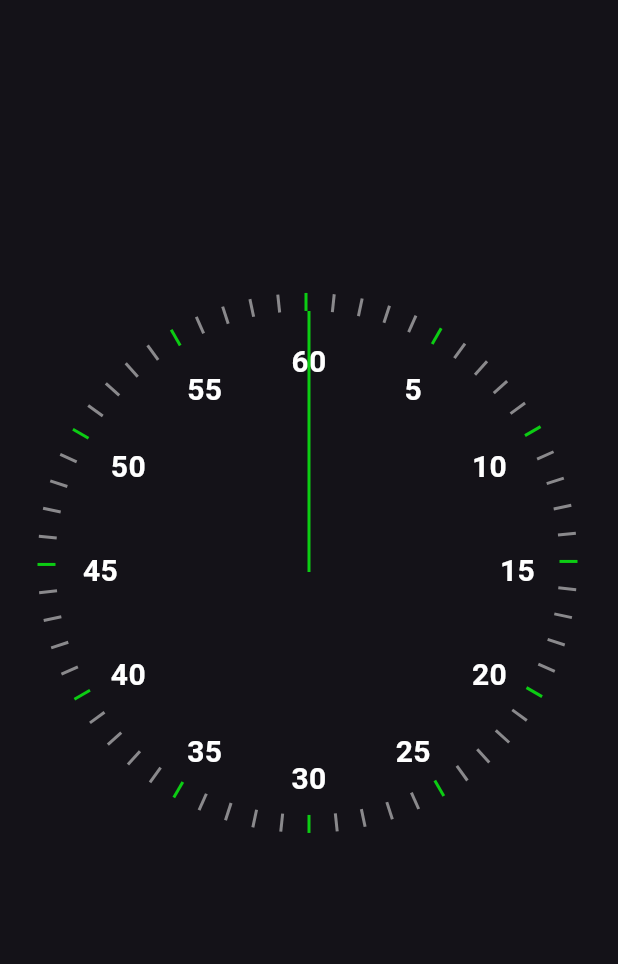
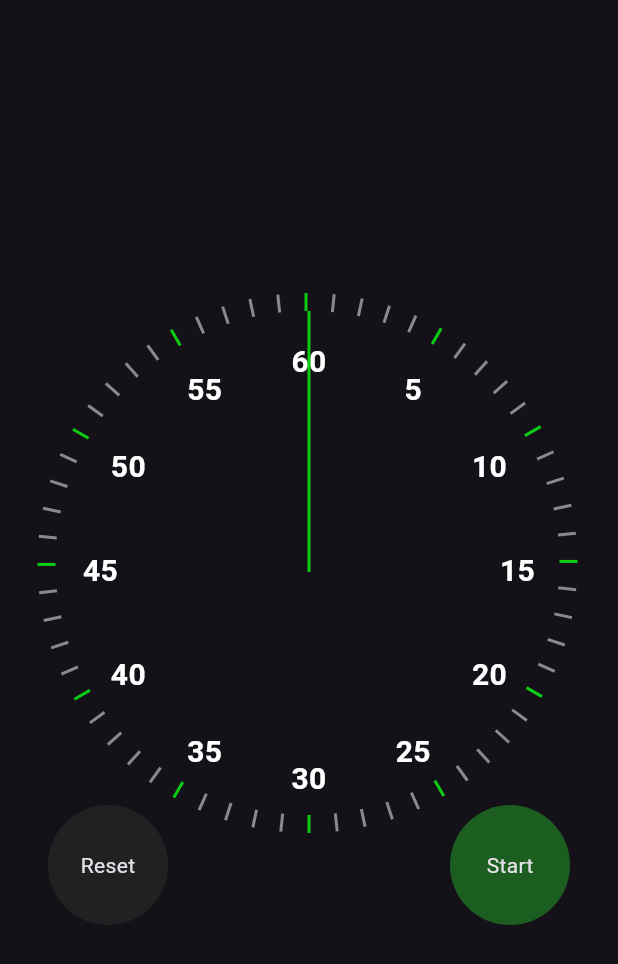
Before and after one commit to BenAuerDev/flutter_stopwatch, a Flutter app: the screen it shows after launch, on a phone screen of 412 x 824 dp. Shown: the top 964 px of the screen. Run offline on Flutter 3.47's test engine with Material 3 defaults, Android fonts, the phone set to English and light mode, and no system bars; our stand-ins replace hooks_riverpod.

Commit message:
add control buttons

```diff
--- /dev/null
+++ b/lib/src/stopwatch/buttons/reset_button.dart
@@ -0,0 +1,24 @@
+import 'package:flutter/material.dart';
+
+class ResetButton extends StatelessWidget {
+  const ResetButton({super.key, this.onPressed});
+  final VoidCallback? onPressed;
+
+  @override
+  Widget build(BuildContext context) {
+    return ClipOval(
+      child: Material(
+        color: Colors.grey[900], // button color
+        child: InkWell(
+          onTap: onPressed,
+          child: const Align(
+            alignment: Alignment.center,
+            child: Text(
+              'Reset',
+            ),
+          ),
+        ),
+      ),
+    );
+  }
+}
--- /dev/null
+++ b/lib/src/stopwatch/buttons/start_stop_button.dart
@@ -0,0 +1,27 @@
+import 'package:flutter/material.dart';
+import 'package:flutter_animated_stopwatch/src/controllers/stopwatch_service.dart';
+import 'package:hooks_riverpod/hooks_riverpod.dart';
+
+class StartStopButton extends ConsumerWidget {
+  const StartStopButton({super.key, this.onPressed});
+  final VoidCallback? onPressed;
+
+  @override
+  Widget build(BuildContext context, WidgetRef ref) {
+    final isRunning = ref.watch(stopwatchProvider).isRunning;
+    return ClipOval(
+      child: Material(
+        color: isRunning ? Colors.red[900] : Colors.green[900], // button color
+        child: InkWell(
+          onTap: onPressed,
+          child: Align(
+            alignment: Alignment.center,
+            child: Text(
+              isRunning ? 'Stop' : 'Start',
+            ),
+          ),
+        ),
+      ),
+    );
+  }
+}
--- a/lib/src/stopwatch/stopwatch.dart
+++ b/lib/src/stopwatch/stopwatch.dart
@@ -1,13 +1,19 @@
 import 'package:flutter/material.dart';
+import 'package:flutter_animated_stopwatch/src/controllers/stopwatch_service.dart';
+import 'package:flutter_animated_stopwatch/src/stopwatch/buttons/reset_button.dart';
+import 'package:flutter_animated_stopwatch/src/stopwatch/buttons/start_stop_button.dart';
 import 'package:flutter_animated_stopwatch/src/stopwatch/stopwatch_ticker_ui.dart';
 
 import 'package:flutter_animated_stopwatch/src/stopwatch/stopwatch_renderer.dart';
+import 'package:hooks_riverpod/hooks_riverpod.dart';
 
-class Stopwatch extends HookWidget {
+class Stopwatch extends ConsumerWidget {
   const Stopwatch({super.key});
 
   @override
-  Widget build(BuildContext context) {
+  Widget build(BuildContext context, WidgetRef ref) {
+    final stopwatch = ref.watch(stopwatchProvider.notifier);
+
     return LayoutBuilder(
       builder: (context, constraints) {
         final radius = constraints.maxWidth / 2;
@@ -15,6 +21,30 @@ class Stopwatch extends HookWidget {
           children: [
             StopwatchRenderer(radius: radius),
             StopwatchTickerUi(radius: radius),
+            Align(
+              alignment: Alignment.bottomRight,
+              child: SizedBox(
+                width: 80,
+                height: 80,
+                child: StartStopButton(
+                  onPressed: () {
+                    stopwatch.toggleStartStop();
+                  },
+                ),
+              ),
+            ),
+            Align(
+              alignment: Alignment.bottomLeft,
+              child: SizedBox(
+                width: 80,
+                height: 80,
+                child: ResetButton(
+                  onPressed: () {
+                    stopwatch.reset();
+                  },
+                ),
+              ),
+            ),
           ],
         );
       },
```
